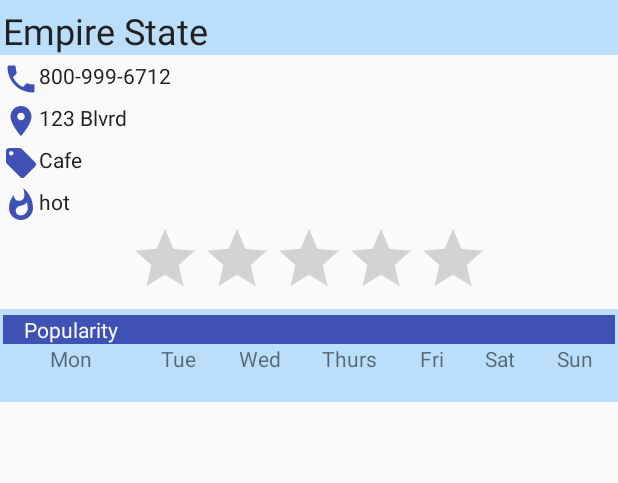
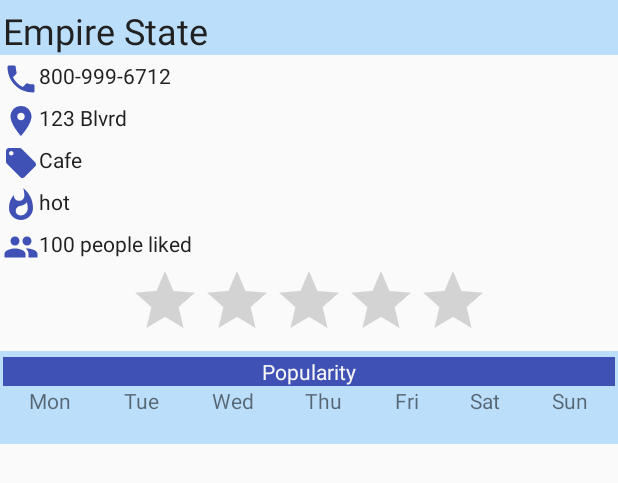
Before and after one commit to tadayoni1/whatshot, an Android app: the layout activity_detail.xml on its own in the app's theme, with its tools: preview values and no code run, on a phone screen of 412 x 824 dp. Shown: the top 483 px of the screen. Run offline under Robolectric (Android 15) with nearby library versions, the phone set to English and light mode, and no system bars.

Commit message:
populated table, added a textview

```diff
--- /dev/null
+++ b/WhatsHot/app/src/main/res/drawable/ic_people_primary_24dp.xml
@@ -0,0 +1,9 @@
+<vector xmlns:android="http://schemas.android.com/apk/res/android"
+        android:width="24dp"
+        android:height="24dp"
+        android:viewportWidth="24.0"
+        android:viewportHeight="24.0">
+    <path
+        android:fillColor="@color/colorPrimary"
+        android:pathData="M16,11c1.66,0 2.99,-1.34 2.99,-3S17.66,5 16,5c-1.66,0 -3,1.34 -3,3s1.34,3 3,3zM8,11c1.66,0 2.99,-1.34 2.99,-3S9.66,5 8,5C6.34,5 5,6.34 5,8s1.34,3 3,3zM8,13c-2.33,0 -7,1.17 -7,3.5L1,19h14v-2.5c0,-2.33 -4.67,-3.5 -7,-3.5zM16,13c-0.29,0 -0.62,0.02 -0.97,0.05 1.16,0.84 1.97,1.97 1.97,3.45L17,19h6v-2.5c0,-2.33 -4.67,-3.5 -7,-3.5z"/>
+</vector>
--- a/WhatsHot/app/src/main/res/layout/activity_detail.xml
+++ b/WhatsHot/app/src/main/res/layout/activity_detail.xml
@@ -40,15 +40,22 @@
         style="@style/detailActivityStyle"
         tools:text="@string/place_cafe"
         />
+    <TextView
+        android:id="@+id/tv_popularity"
+        android:drawableStart="@drawable/ic_whatshot_primary_24dp"
+        android:drawableLeft="@drawable/ic_whatshot_primary_24dp"
+        style="@style/detailActivityStyle"
+        tools:text="hot"
+        />
   <TextView
-      android:id="@+id/popularity"
-      android:drawableStart="@drawable/ic_whatshot_primary_24dp"
-      android:drawableLeft="@drawable/ic_whatshot_primary_24dp"
+      android:id="@+id/tv_rating_count"
+      android:drawableStart="@drawable/ic_people_primary_24dp"
+      android:drawableLeft="@drawable/ic_people_primary_24dp"
       style="@style/detailActivityStyle"
-      tools:text="hot"
+      tools:text="100 people liked"
       />
     <RatingBar
-        android:id="@+id/ratings"
+        android:id="@+id/rb_rating"
         android:layout_gravity="center"
         android:layout_width="wrap_content"
         android:layout_height="wrap_content"
@@ -72,10 +79,12 @@
 
             <TextView
                 android:layout_width="match_parent"
-                android:layout_height="match_parent"
-                android:layout_gravity="center"
+                android:layout_height="wrap_content"
+                android:gravity="center"
                 android:textColor="@color/white_smoke"
-                android:text="Popularity" />
+                android:text="Popularity"
+                android:layout_span="7"
+                />
         </TableRow>
 
         <TableRow
@@ -83,37 +92,37 @@
             android:layout_height="match_parent" >
             <TextView android:layout_height="wrap_content"
                 android:layout_width="wrap_content"
-                android:text="Mon"
+                android:text="@string/monday_tv"
                 android:gravity="center"
                 />
             <TextView android:layout_height="wrap_content"
                 android:layout_width="wrap_content"
-                android:text="Tue"
+                android:text="@string/tuesday_tv"
                 android:gravity="center"
                 />
             <TextView android:layout_height="wrap_content"
                 android:layout_width="wrap_content"
-                android:text="Wed"
+                android:text="@string/wednesday_tv"
                 android:gravity="center"
                 />
             <TextView android:layout_height="wrap_content"
                 android:layout_width="wrap_content"
-                android:text="Thurs"
+                android:text="@string/thursday_tv"
                 android:gravity="center"
                 />
             <TextView android:layout_height="wrap_content"
                 android:layout_width="wrap_content"
-                android:text="Fri"
+                android:text="@string/friday_tv"
                 android:gravity="center"
                 />
             <TextView android:layout_height="wrap_content"
                 android:layout_width="wrap_content"
-                android:text="Sat"
+                android:text="@string/saturday_tv"
                 android:gravity="center"
                 />
             <TextView android:layout_height="wrap_content"
                 android:layout_width="wrap_content"
-                android:text="Sun"
+                android:text="@string/sunday_tv"
                 android:gravity="center"
                 />
         </TableRow>
@@ -127,6 +136,36 @@
                 android:layout_width="wrap_content"
                 android:gravity="center"
                 />
+            <TextView
+                android:id="@+id/tv_tuesday"
+                android:layout_width="wrap_content"
+                android:gravity="center"
+                />
+            <TextView
+                android:id="@+id/tv_wednesday"
+                android:layout_width="wrap_content"
+                android:gravity="center"
+                />
+            <TextView
+                android:id="@+id/tv_thursday"
+                android:layout_width="wrap_content"
+                android:gravity="center"
+                />
+            <TextView
+                android:id="@+id/tv_friday"
+                android:layout_width="wrap_content"
+                android:gravity="center"
+                />
+            <TextView
+                android:id="@+id/tv_saturday"
+                android:layout_width="wrap_content"
+                android:gravity="center"
+                />
+            <TextView
+                android:id="@+id/tv_sunday"
+                android:layout_width="wrap_content"
+                android:gravity="center"
+                />
         </TableRow>
 
     </TableLayout>
--- a/WhatsHot/app/src/main/res/values/strings.xml
+++ b/WhatsHot/app/src/main/res/values/strings.xml
@@ -215,4 +215,13 @@
     <string name="title_activity_detail">Details</string>
     <string name="no_phone_number">Not Entered</string>
     <string name="default_radius">0.5</string>
+
+    <!--Days of the week-->
+    <string name="monday_tv">Mon</string>
+    <string name="tuesday_tv">Tue</string>
+    <string name="wednesday_tv">Wed</string>
+    <string name="thursday_tv">Thu</string>
+    <string name="friday_tv">Fri</string>
+    <string name="saturday_tv">Sat</string>
+    <string name="sunday_tv">Sun</string>
 </resources>
```
Also changed, not shown: WhatsHot/app/src/main/java/com/example/android/whatshot/DetailActivity.java (+67 -15 lines).
